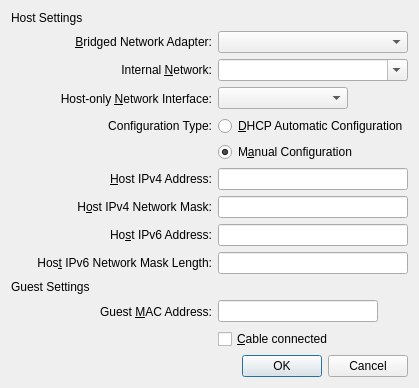
Before: the Qt Designer form vbox/src/VBox/Frontends/VirtualBox/ui/VBoxVMSettingsNetworkDetails.ui in jljuxgm/vboxgit, drawn with Qt 5.
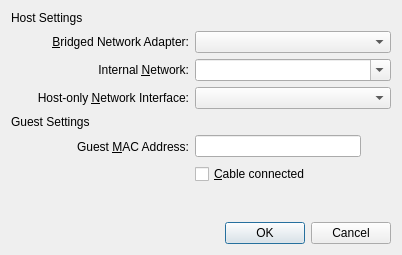
After: the same form once the commit is applied. Icons and pictures are not drawn. Custom widgets are drawn as their Qt base class.

Commit message:
commit_18235 ------------------------------------------------------------------------ r18235 | vboxsync | 2009-03-25 10:42:57 +0800 (Wed, 25 Mar 2009) | 1 line
FE/Qt4: 2869: Rework network adapter UI - Host-only Interface settings moved to Global Settings.
------------------------------------------------------------------------

```diff
--- a/vbox/src/VBox/Frontends/VirtualBox/ui/VBoxVMSettingsNetworkDetails.ui
+++ b/vbox/src/VBox/Frontends/VirtualBox/ui/VBoxVMSettingsNetworkDetails.ui
@@ -27,7 +27,7 @@
    </rect>
   </property>
   <layout class="QGridLayout" >
-   <item row="0" column="0" colspan="5" >
+   <item row="0" column="0" colspan="4" >
     <widget class="QILabelSeparator" name="mLsHost" >
      <property name="sizePolicy" >
       <sizepolicy vsizetype="Preferred" hsizetype="MinimumExpanding" >
@@ -53,8 +53,14 @@
      </property>
     </widget>
    </item>
-   <item row="1" column="2" colspan="3" >
+   <item row="1" column="2" colspan="2" >
     <widget class="QComboBox" name="mCbBRG" >
+     <property name="sizePolicy" >
+      <sizepolicy vsizetype="Fixed" hsizetype="Expanding" >
+       <horstretch>0</horstretch>
+       <verstretch>0</verstretch>
+      </sizepolicy>
+     </property>
      <property name="toolTip" >
       <string>Displays the name of the host network adapter selected for bridged networking.</string>
      </property>
@@ -73,8 +79,14 @@
      </property>
     </widget>
    </item>
-   <item row="2" column="2" colspan="3" >
+   <item row="2" column="2" colspan="2" >
     <widget class="QComboBox" name="mCbINT" >
+     <property name="sizePolicy" >
+      <sizepolicy vsizetype="Fixed" hsizetype="Expanding" >
+       <horstretch>0</horstretch>
+       <verstretch>0</verstretch>
+      </sizepolicy>
+     </property>
      <property name="toolTip" >
       <string>Displays the name of the internal network selected for this adapter.</string>
      </property>
@@ -96,102 +108,10 @@
      </property>
     </widget>
    </item>
-   <item row="3" column="2" colspan="3" >
-    <layout class="QHBoxLayout" >
-     <item>
-      <widget class="QComboBox" name="mCbHOI" >
-       <property name="toolTip" >
-        <string>Displays the name of the VirtualBox network interface selected for host-only networking.</string>
-       </property>
-      </widget>
-     </item>
-     <item>
-      <widget class="QToolButton" name="mTbAdd" >
-       <property name="toolTip" >
-        <string>Add new VirtualBox host-only network interface.</string>
-       </property>
-       <property name="autoRaise" >
-        <bool>true</bool>
-       </property>
-       <property name="visible" >
-        <bool>false</bool>
-       </property>
-      </widget>
-     </item>
-     <item>
-      <widget class="QToolButton" name="mTbDel" >
-       <property name="toolTip" >
-        <string>Remove selected VirtualBox host-only network interface.</string>
-       </property>
-       <property name="autoRaise" >
-        <bool>true</bool>
-       </property>
-       <property name="visible" >
-        <bool>false</bool>
-       </property>
-      </widget>
-     </item>
-    </layout>
-   </item>
-   <item row="4" column="1" >
-    <widget class="QLabel" name="mLbCT" >
-     <property name="visible" >
-      <bool>false</bool>
-     </property>
-     <property name="text" >
-      <string>Configuration Type:</string>
-     </property>
-     <property name="alignment" >
-      <set>Qt::AlignRight|Qt::AlignTrailing|Qt::AlignVCenter</set>
-     </property>
-    </widget>
-   </item>
-   <item row="4" column="2" colspan="3" >
-    <widget class="QRadioButton" name="mRbAuto" >
-     <property name="visible" >
-      <bool>false</bool>
-     </property>
-     <property name="toolTip" >
-      <string>Use DHCP automatic configuration for this host-only network interface.</string>
-     </property>
-     <property name="text" >
-      <string>&amp;DHCP Automatic Configuration</string>
-     </property>
-    </widget>
-   </item>
-   <item row="5" column="2" colspan="3" >
-    <widget class="QRadioButton" name="mRbManual" >
-     <property name="visible" >
-      <bool>false</bool>
-     </property>
-     <property name="checked" >
-      <bool>true</bool>
-     </property>
-     <property name="toolTip" >
-      <string>Use manual configuration for this host-only network interface.</string>
-     </property>
-     <property name="text" >
-      <string>M&amp;anual Configuration</string>
-     </property>
-    </widget>
-   </item>
-   <item row="6" column="1" >
-    <widget class="QLabel" name="mLbIPv4" >
-     <property name="text" >
-      <string>&amp;Host IPv4 Address:</string>
-     </property>
-     <property name="alignment" >
-      <set>Qt::AlignRight|Qt::AlignTrailing|Qt::AlignVCenter</set>
-     </property>
-     <property name="buddy" >
-      <cstring>mLeIPv4</cstring>
-     </property>
-    </widget>
-   </item>
-   <item row="6" column="2" colspan="3" >
-    <widget class="QILineEdit" name="mLeIPv4" >
+   <item row="3" column="2" colspan="2" >
+    <widget class="QComboBox" name="mCbHOI" >
      <property name="sizePolicy" >
-      <sizepolicy vsizetype="Fixed" hsizetype="Preferred" >
+      <sizepolicy vsizetype="Fixed" hsizetype="Expanding" >
        <horstretch>0</horstretch>
        <verstretch>0</verstretch>
       </sizepolicy>
@@ -201,85 +121,7 @@
      </property>
     </widget>
    </item>
-   <item row="7" column="1" >
-    <widget class="QLabel" name="mLbHMv4" >
-     <property name="text" >
-      <string>H&amp;ost IPv4 Network Mask:</string>
-     </property>
-     <property name="alignment" >
-      <set>Qt::AlignRight|Qt::AlignTrailing|Qt::AlignVCenter</set>
-     </property>
-     <property name="buddy" >
-      <cstring>mLeHMv4</cstring>
-     </property>
-    </widget>
-   </item>
-   <item row="7" column="2" colspan="3" >
-    <widget class="QILineEdit" name="mLeHMv4" >
-     <property name="sizePolicy" >
-      <sizepolicy vsizetype="Fixed" hsizetype="Preferred" >
-       <horstretch>0</horstretch>
-       <verstretch>0</verstretch>
-      </sizepolicy>
-     </property>
-     <property name="toolTip" >
-      <string>Displays the host IPv4 network mask for this interface.</string>
-     </property>
-    </widget>
-   </item>
-   <item row="8" column="1" >
-    <widget class="QLabel" name="mLbIPv6" >
-     <property name="text" >
-      <string>Ho&amp;st IPv6 Address:</string>
-     </property>
-     <property name="alignment" >
-      <set>Qt::AlignRight|Qt::AlignTrailing|Qt::AlignVCenter</set>
-     </property>
-     <property name="buddy" >
-      <cstring>mLeIPv6</cstring>
-     </property>
-    </widget>
-   </item>
-   <item row="8" column="2" colspan="3" >
-    <widget class="QILineEdit" name="mLeIPv6" >
-     <property name="sizePolicy" >
-      <sizepolicy vsizetype="Fixed" hsizetype="Preferred" >
-       <horstretch>0</horstretch>
-       <verstretch>0</verstretch>
-      </sizepolicy>
-     </property>
-     <property name="toolTip" >
-      <string>Displays the host IPv6 address for this interface if IPv6 protocol is supported.</string>
-     </property>
-    </widget>
-   </item>
-   <item row="9" column="1" >
-    <widget class="QLabel" name="mLbHMv6" >
-     <property name="text" >
-      <string>Hos&amp;t IPv6 Network Mask Length:</string>
-     </property>
-     <property name="alignment" >
-      <set>Qt::AlignRight|Qt::AlignTrailing|Qt::AlignVCenter</set>
-     </property>
-     <property name="buddy" >
-      <cstring>mLeHMv6</cstring>
-     </property>
-    </widget>
-   </item>
-   <item row="9" column="2" colspan="3" >
-    <widget class="QILineEdit" name="mLeHMv6" >
-     <property name="sizePolicy" >
-      <sizepolicy vsizetype="Fixed" hsizetype="Preferred" >
-       <horstretch>0</horstretch>
-       <verstretch>0</verstretch>
-      </sizepolicy>
-     </property>
-     <property name="toolTip" >
-      <string>Displays the host IPv6 network mask prefix length for this interface if IPv6 protocol is supported.</string>
-     </property>
-    </widget>
-   </item>
-   <item row="10" column="0" colspan="5" >
+   <item row="4" column="0" colspan="4" >
     <widget class="QILabelSeparator" name="mLsGuest" >
      <property name="sizePolicy" >
       <sizepolicy vsizetype="Preferred" hsizetype="MinimumExpanding" >
@@ -292,7 +134,7 @@
      </property>
     </widget>
    </item>
-   <item row="11" column="0" >
+   <item row="5" column="0" >
     <spacer>
      <property name="orientation" >
       <enum>Qt::Horizontal</enum>
@@ -308,7 +150,7 @@
      </property>
     </spacer>
    </item>
-   <item row="11" column="1" >
+   <item row="5" column="1" >
     <widget class="QLabel" name="mLbMAC" >
      <property name="text" >
       <string>Guest &amp;MAC Address:</string>
@@ -321,10 +163,10 @@
      </property>
     </widget>
    </item>
-   <item row="11" column="2" colspan="2" >
-    <widget class="QILineEdit" name="mLeMAC" >
+   <item row="5" column="2" >
+    <widget class="QLineEdit" name="mLeMAC" >
      <property name="sizePolicy" >
-      <sizepolicy vsizetype="Fixed" hsizetype="Preferred" >
+      <sizepolicy vsizetype="Fixed" hsizetype="Expanding" >
        <horstretch>0</horstretch>
        <verstretch>0</verstretch>
       </sizepolicy>
@@ -334,7 +176,7 @@
      </property>
     </widget>
    </item>
-   <item row="11" column="4" >
+   <item row="5" column="3" >
     <widget class="QToolButton" name="mTbMAC" >
      <property name="toolTip" >
       <string>Generates a new random MAC address.</string>
@@ -347,7 +189,7 @@
      </property>
     </widget>
    </item>
-   <item row="12" column="2" colspan="3" >
+   <item row="6" column="2" colspan="2" >
     <widget class="QCheckBox" name="mCbCable" >
      <property name="text" >
       <string>&amp;Cable connected</string>
@@ -357,7 +199,7 @@
      </property>
     </widget>
    </item>
-   <item row="13" column="0" colspan="5" >
+   <item row="7" column="0" colspan="4" >
     <spacer name="verticalSpacer" >
      <property name="orientation" >
       <enum>Qt::Vertical</enum>
@@ -370,7 +212,7 @@
      </property>
     </spacer>
    </item>
-   <item row="14" column="0" colspan="5" >
+   <item row="8" column="0" colspan="4" >
     <widget class="QIDialogButtonBox" name="mButtonBox" >
      <property name="standardButtons" >
       <set>QDialogButtonBox::Cancel|QDialogButtonBox::NoButton|QDialogButtonBox::Ok</set>
@@ -385,11 +227,6 @@
    <extends>QLabel</extends>
    <header>QILabelSeparator.h</header>
   </customwidget>
-  <customwidget>
-   <class>QILineEdit</class>
-   <extends>QLineEdit</extends>
-   <header>QILineEdit.h</header>
-  </customwidget>
   <customwidget>
    <class>QIDialogButtonBox</class>
    <extends>QDialogButtonBox</extends>
```
Left out of the diff: 2 changed lines with no effect on the pictures. The commit also changes 15 other files.
